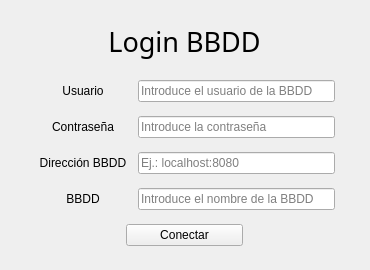
This is vistas/ui/ui_login.ui in OasisSenpai/daw_prog as Qt 5 draws it before an edit. The edited form follows.
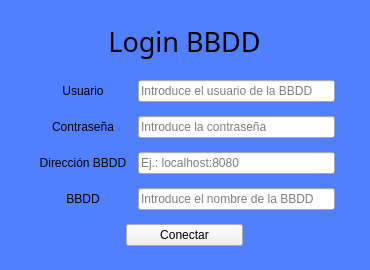
This is the edited form. Icons and pictures are not drawn.

Commit message: - Tipado añadido. - Ventana error login añadida. - Actualización ventanas. - Añadido fichero creación de tablas SQL.

```diff
--- a/vistas/ui/ui_login.ui
+++ b/vistas/ui/ui_login.ui
@@ -30,6 +30,11 @@
     <activeon>../../recursos/logo.png</activeon>
    </iconset>
   </property>
+  <property name="styleSheet">
+   <string notr="true">#loginVentana {
+	background-color: #5080ff;
+}</string>
+  </property>
   <widget class="QWidget" name="verticalLayoutWidget">
    <property name="geometry">
     <rect>
@@ -94,6 +99,9 @@
       </item>
       <item>
        <widget class="QLineEdit" name="inputUsuario">
+        <property name="styleSheet">
+         <string notr="true"/>
+        </property>
         <property name="text">
          <string/>
         </property>
@@ -202,6 +210,9 @@
       </item>
       <item>
        <widget class="QPushButton" name="botonConectar">
+        <property name="styleSheet">
+         <string notr="true"/>
+        </property>
         <property name="text">
          <string>Conectar</string>
         </property>
```
The commit also changes 16 other files.
